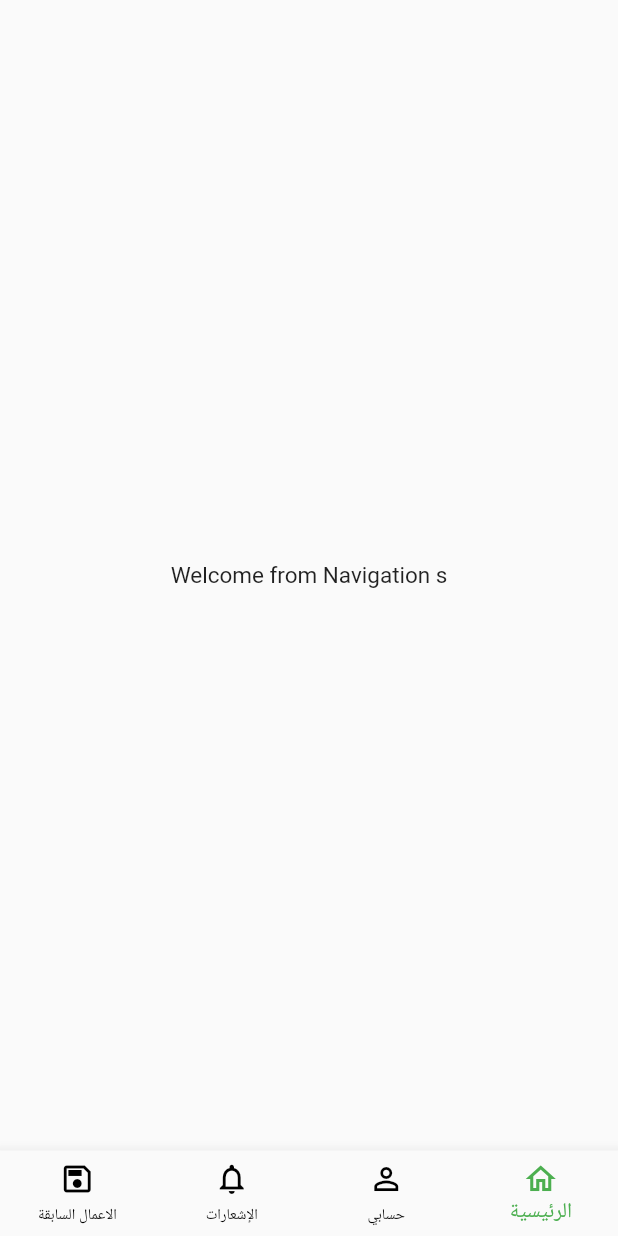
After one commit to hmmod2020/hogool, a Flutter app: the screen it shows after launch, on a phone screen of 412 x 824 dp. The commit adds this screen. Run offline on Flutter 3.47's test engine with Material 2 defaults, Android fonts, the phone set to English and light mode, and no system bars; our stand-ins replace chopper, lottie; missing offline and left inert: dart:ffi.

Commit message:
add home navigation bar page

```diff
--- /dev/null
+++ b/lib/UI/homeNav.dart
@@ -0,0 +1,52 @@
+import 'package:flutter/material.dart';
+
+class HomeNav extends StatefulWidget {
+  const HomeNav({super.key});
+
+  @override
+  State<HomeNav> createState() => _HomeNavState();
+}
+
+class _HomeNavState extends State<HomeNav> {
+  @override
+  Widget build(BuildContext context) {
+
+    return Scaffold(
+      body: Center(
+        child: Text("Welcome from Navigation s"),
+      ),
+      bottomNavigationBar:BottomNavigationBar(
+        type: BottomNavigationBarType.fixed,
+        selectedItemColor: Color(0xff4CAF50),
+        unselectedLabelStyle: TextStyle(
+          fontSize: 10,
+          color: Colors.black
+        ),
+        unselectedItemColor: Colors.black,
+        items: [
+          BottomNavigationBarItem(
+            icon:Icon(Icons.home_outlined,
+            ),
+            label: "الرئيسية"
+          ),
+          BottomNavigationBarItem(
+            icon:Icon(Icons.person_outline,
+            ),
+            label: "حسابي"
+          ),
+           BottomNavigationBarItem(
+            icon:Icon(Icons.notifications_outlined,
+            ),
+            label: "الإشعارات"
+          ),
+           BottomNavigationBarItem(
+            icon:Icon(Icons.save_outlined,
+            ),
+            label: "الاعمال السابقة"
+          ),
+
+        ],
+      ) ,
+    );
+  }
+}
--- a/lib/UI/sign_up_farmer.dart
+++ b/lib/UI/sign_up_farmer.dart
@@ -61,7 +61,6 @@ static String singUpFarmer ="/singUpFarmer";
                             ),
                             onPressed: (){
                               if (formKay.currentState!.validate()){
-
                                   //////write backend code here
                               }
                             },
--- a/lib/main.dart
+++ b/lib/main.dart
@@ -1,4 +1,6 @@
 import 'package:flutter/material.dart';
+import 'package:flutter_localizations/flutter_localizations.dart';
+import 'package:hogool/UI/homeNav.dart';
 import 'package:hogool/UI/sing_in_farmer.dart';
 import 'package:hogool/UI/sing_up_as_screen.dart';
 import 'package:hogool/UI/welcome_screen.dart';
@@ -9,13 +11,22 @@ import 'UI/sign_up_farmer.dart';
 void main() {
   runApp(
     MaterialApp(
+      localizationsDelegates: [
+    GlobalMaterialLocalizations.delegate,
+    GlobalWidgetsLocalizations.delegate,
+    GlobalCupertinoLocalizations.delegate,
+  ],
+  supportedLocales: [
+    Locale('ar','AE'), // English
+  ],
       debugShowCheckedModeBanner: false,
-      home: WelcomeScreen(),
+      home: HomeNav(),
       routes: {
         "/signUpAs":(context) => SingUpAs(),
         "/welcomePage":(context) => WelcomeScreen(),
         "/singUpFarmer":(context) => SingUpFarmer(),
         "/signIn":(context) => SignInScreen(),
+        "/homeNav":(context) => HomeNav(),
       },
     )
   );
--- a/pubspec.yaml
+++ b/pubspec.yaml
@@ -42,8 +42,10 @@ dependencies:
 dev_dependencies:
   flutter_test:
     sdk: flutter
-  build_runner: ^6.0.0
   chopper_generator: ^6.0.0
+  flutter_localizations: # Add this line
+    sdk: flutter         # Add this line
+  intl: ^0.17.0 # Add this line
 
   # The "flutter_lints" package below contains a set of recommended lints to
   # encourage good coding practices. The lint set provided by the package is
```
Also changed, not shown: lib/UI/sing_up_as_screen.dart (+4 -3 lines), pubspec.lock.
